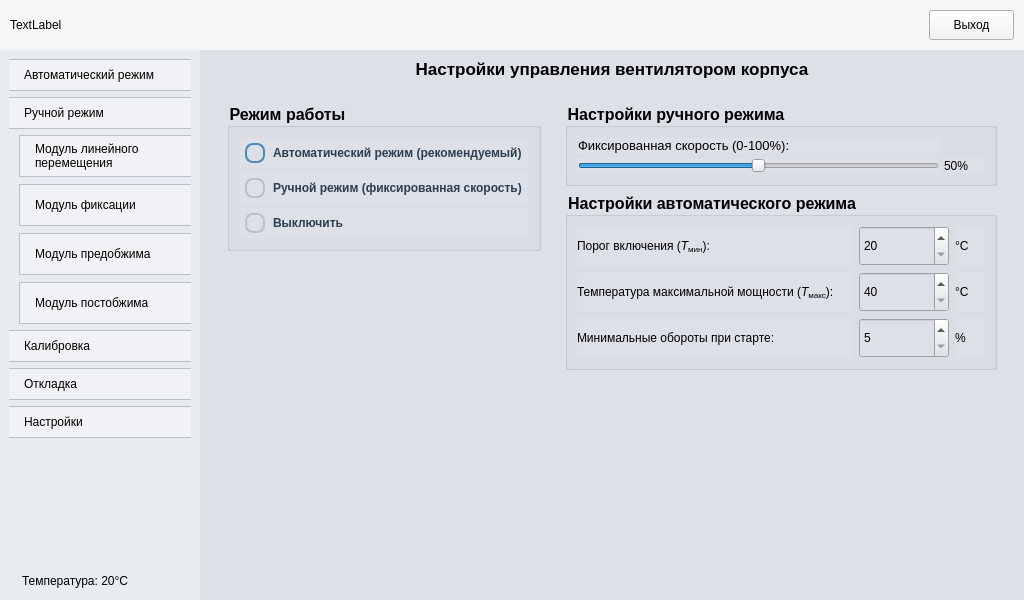
Above: main.ui from petlitsky/rozovproject before the change. Below: the same form after it.
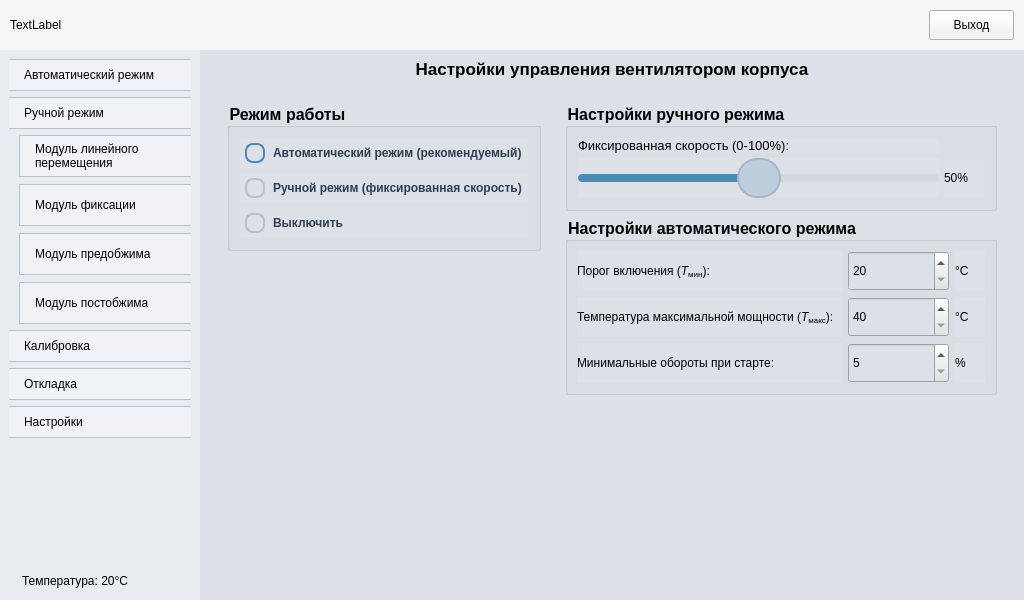
That is the form after the change. The open tabs and pages were chosen to show the change. Icons and pictures are not drawn. Custom widgets are drawn as their Qt base class.

Patch:
```diff
--- a/main.ui
+++ b/main.ui
@@ -2456,6 +2456,51 @@
                     </item>
                     <item row="1" column="0">
                      <widget class="QSlider" name="fanSpeed">
+                      <property name="minimumSize">
+                       <size>
+                        <width>0</width>
+                        <height>40</height>
+                       </size>
+                      </property>
+                      <property name="font">
+                       <font>
+                        <pointsize>9</pointsize>
+                       </font>
+                      </property>
+                      <property name="styleSheet">
+                       <string notr="true">/* Дорожка */
+QSlider::groove:horizontal {
+    height: 8px;
+    background: #d5d8df;
+    border-radius: 4px;
+}
+
+/* Ползунок (кружок) */
+QSlider::handle:horizontal {
+    background: #bdcfdd;
+    border: 2px solid #a6b8c6;
+    border-radius: 20px;      /* Скругление = половина ширины для круга */
+    width: 40px;
+    height: 40px;
+    margin: -16px 0;          /* (40-8)/2 = 16 */
+}
+
+QSlider::handle:horizontal:hover {
+    background: #cfddeb;
+    border-color: #4A8AB5;
+}
+
+QSlider::handle:horizontal:pressed {
+    background: #4A8AB5;
+    border-color: #2c6a8f;
+}
+
+/* Заполненная часть */
+QSlider::sub-page:horizontal {
+    background: #4A8AB5;
+    border-radius: 4px;
+}</string>
+                      </property>
                       <property name="maximum">
                        <number>100</number>
                       </property>
@@ -2465,6 +2510,12 @@
                       <property name="orientation">
                        <enum>Qt::Orientation::Horizontal</enum>
                       </property>
+                      <property name="invertedAppearance">
+                       <bool>false</bool>
+                      </property>
+                      <property name="invertedControls">
+                       <bool>false</bool>
+                      </property>
                      </widget>
                     </item>
                     <item row="1" column="1">
@@ -2584,7 +2635,7 @@
                      <widget class="QSpinBox" name="spinBox_2">
                       <property name="minimumSize">
                        <size>
-                        <width>0</width>
+                        <width>101</width>
                         <height>40</height>
                        </size>
                       </property>
```
Left out of the diff: 174 changed lines with no effect on the pictures.
